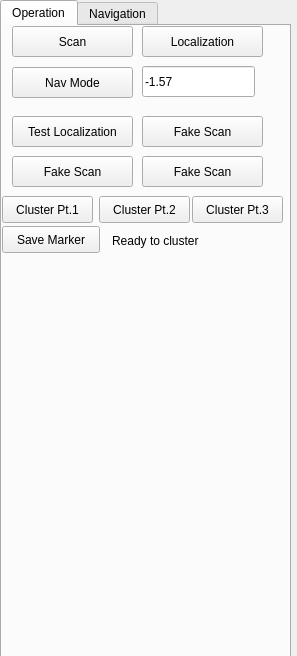
mikewrock/phd, file src/control_panel.ui: the form before one commit.
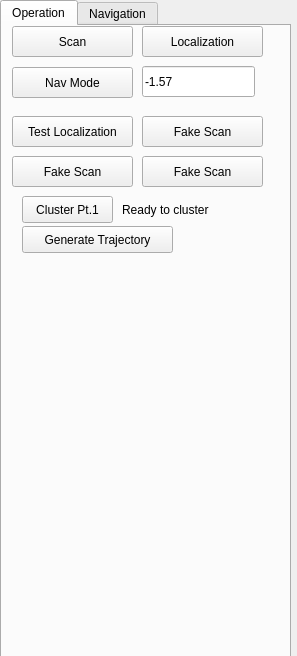
The form after the commit. Icons and pictures are not drawn.

The edit to the form file:
```diff
--- a/src/control_panel.ui
+++ b/src/control_panel.ui
@@ -139,7 +139,7 @@
     <widget class="QPushButton" name="cluster1">
      <property name="geometry">
       <rect>
-       <x>0</x>
+       <x>20</x>
        <y>170</y>
        <width>91</width>
        <height>27</height>
@@ -152,47 +152,21 @@
     <widget class="QPushButton" name="cluster2">
      <property name="geometry">
       <rect>
-       <x>97</x>
-       <y>170</y>
-       <width>91</width>
-       <height>27</height>
-      </rect>
-     </property>
-     <property name="text">
-      <string>Cluster Pt.2</string>
-     </property>
-    </widget>
-    <widget class="QPushButton" name="cluster3">
-     <property name="geometry">
-      <rect>
-       <x>190</x>
-       <y>170</y>
-       <width>91</width>
-       <height>27</height>
-      </rect>
-     </property>
-     <property name="text">
-      <string>Cluster Pt.3</string>
-     </property>
-    </widget>
-    <widget class="QPushButton" name="save_marker">
-     <property name="geometry">
-      <rect>
-       <x>0</x>
+       <x>20</x>
        <y>200</y>
-       <width>98</width>
+       <width>151</width>
        <height>27</height>
       </rect>
      </property>
      <property name="text">
-      <string>Save Marker</string>
+      <string>Generate Trajectory</string>
      </property>
     </widget>
     <widget class="QLabel" name="marker_info">
      <property name="geometry">
       <rect>
-       <x>110</x>
-       <y>206</y>
+       <x>120</x>
+       <y>175</y>
        <width>151</width>
        <height>17</height>
       </rect>
```
Left out of the diff: 2 changed lines with no effect on the pictures.
